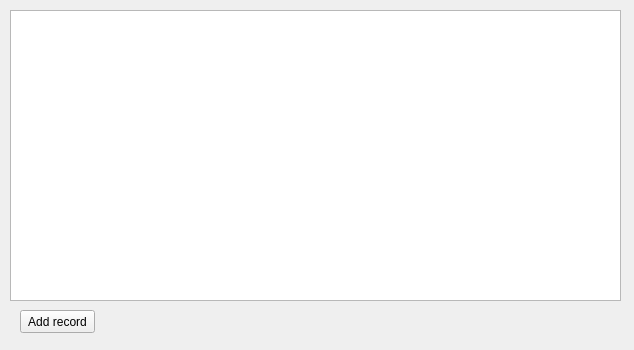
First picture: the form in design_files/widget_table.ui, repository elvslv/CompanyDatabase, before the edit.
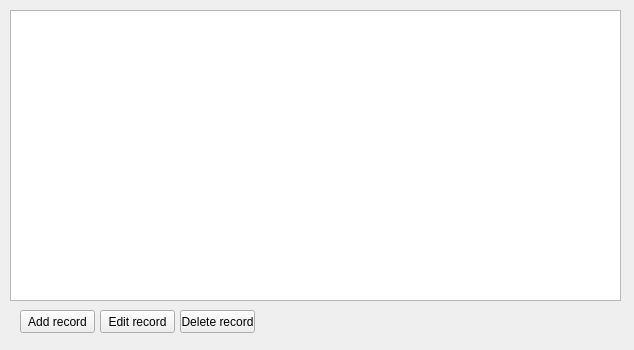
Second picture: the form after the edit.

Commit message: add disabling buttons and deleting records

Diff of the .ui file:
```diff
--- a/design_files/widget_table.ui
+++ b/design_files/widget_table.ui
@@ -54,6 +54,44 @@
     <bool>false</bool>
    </property>
   </widget>
+  <widget class="QPushButton" name="editRecordButton">
+   <property name="geometry">
+    <rect>
+     <x>100</x>
+     <y>310</y>
+     <width>75</width>
+     <height>23</height>
+    </rect>
+   </property>
+   <property name="text">
+    <string>Edit record</string>
+   </property>
+   <property name="default">
+    <bool>false</bool>
+   </property>
+   <property name="flat">
+    <bool>false</bool>
+   </property>
+  </widget>
+  <widget class="QPushButton" name="deleteRecordButton">
+   <property name="geometry">
+    <rect>
+     <x>180</x>
+     <y>310</y>
+     <width>75</width>
+     <height>23</height>
+    </rect>
+   </property>
+   <property name="text">
+    <string>Delete record</string>
+   </property>
+   <property name="default">
+    <bool>false</bool>
+   </property>
+   <property name="flat">
+    <bool>false</bool>
+   </property>
+  </widget>
  </widget>
  <resources/>
  <connections/>
```
The commit also changes 3 other files.
